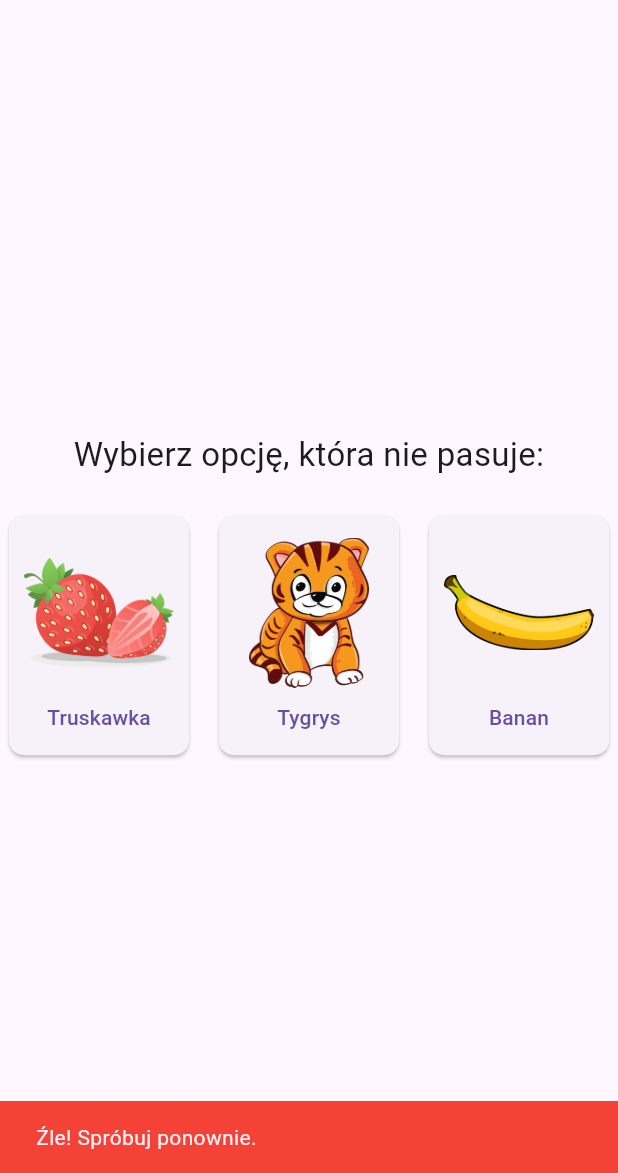
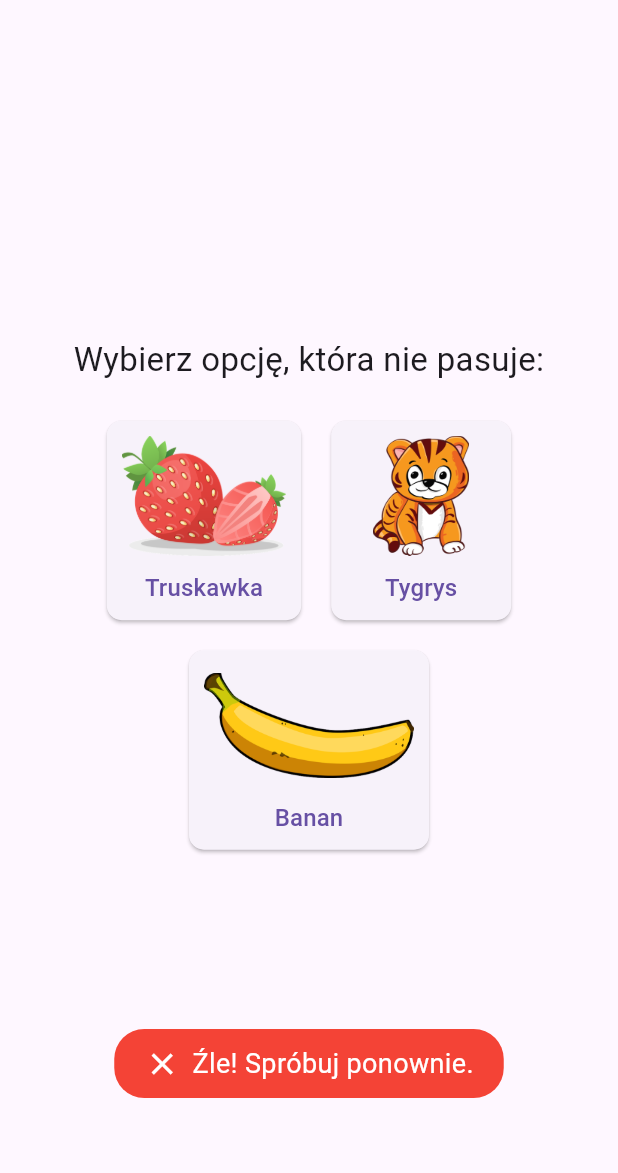
Before and after one commit to Filipkekw/zadanie-praktyki2, a Flutter app: the GamePage screen opened directly, after a tap on "Truskawka", on a phone screen of 412 x 824 dp, the part 63-1236 px from its top. Run offline on Flutter 3.47's test engine with Material 3 defaults, Android fonts, the phone set to English and light mode, and no system bars.

Commit message:
Zmiany graficzne

```diff
--- a/lib/main.dart
+++ b/lib/main.dart
@@ -63,6 +63,11 @@ class GamePage extends StatefulWidget {
 }
 
 class _GamePageState extends State<GamePage> {
+  bool showFeedback = false;
+  String feedbackMessage = '';
+  Color feedbackColor = Colors.green;
+  IconData feedbackIcon = Icons.check; // Ikona domyślna dla poprawnej odpowiedzi
+
   final Random _random = Random();
 
   // Mapowanie kategorii z 10 elementami każda
@@ -229,20 +234,29 @@ class _GamePageState extends State<GamePage> {
 
     void _checkAnswer(int index) {
       bool isCorrect = index == correctIndex;
-    ScaffoldMessenger.of(context).showSnackBar(
-      SnackBar(
-        content: Text(isCorrect ? 'Dobrze! 🎉' : 'Źle! Spróbuj ponownie.'),
-        backgroundColor: isCorrect ? Colors.green : Colors.red,
-      ),
-    );
+      setState(() {
+        showFeedback = true;
         if (isCorrect) {
-      Future.delayed(Duration(seconds: 1), () {
+          feedbackMessage = 'Dobrze! 🎉';
+          feedbackColor = Colors.green;
+          feedbackIcon = Icons.check;
+        } else {
+          feedbackMessage = 'Źle! Spróbuj ponownie.';
+          feedbackColor = Colors.red;
+          feedbackIcon = Icons.close;
+        }
+      });
+      // Ukryj komunikat po 1,5 sekundach
+      Future.delayed(Duration(milliseconds: 1500), () {
         setState(() {
+          showFeedback = false;
+        });
+        if (isCorrect) {
           _generateNewQuestion();
-        });
+        }
       });
     }
-  }
+
 
   @override
   Widget build(BuildContext context) {
@@ -250,7 +264,9 @@ class _GamePageState extends State<GamePage> {
       appBar: AppBar(
         title: Text('Co nie pasuje?'),
       ),
-      body: Center(
+      body: Stack(
+        children: [
+          Center(
             child: Column(
               mainAxisAlignment: MainAxisAlignment.center,
               children: [
@@ -260,14 +276,19 @@ class _GamePageState extends State<GamePage> {
                   textAlign: TextAlign.center,
                 ),
                 SizedBox(height: 20),
-            Wrap(
+                AnimatedSwitcher(
+                  duration: Duration(milliseconds: 500),
+                  transitionBuilder: (Widget child, Animation<double> animation) {
+                    return FadeTransition(opacity: animation, child: child);
+                  },
+                  child: Wrap(
+                    key: ValueKey<int>(options.hashCode),
                     alignment: WrapAlignment.center,
                     spacing: 20,
                     runSpacing: 10,
                     children: List.generate(
                       options.length,
                       (index) {
-                  // Pobieramy ścieżkę do obrazka – jeśli nie ma, używamy placeholdera
                         String imagePath = optionImages[options[index]] ??
                             'assets/images/placeholder.png';
                         return OptionButton(
@@ -278,29 +299,103 @@ class _GamePageState extends State<GamePage> {
                       },
                     ),
                   ),
+                ),
               ],
             ),
+          ),
+          // Komunikat informujący o wyniku
+          Positioned(
+            bottom: 50,
+            left: 0,
+            right: 0,
+            child: AnimatedOpacity(
+              opacity: showFeedback ? 1 : 0,
+              duration: Duration(milliseconds: 500),
+              child: Center(
+                child: Container(
+                  padding:
+                      EdgeInsets.symmetric(horizontal: 20, vertical: 10),
+                  decoration: BoxDecoration(
+                    color: feedbackColor,
+                    borderRadius: BorderRadius.circular(20),
+                  ),
+                  child: Row(
+                    mainAxisSize: MainAxisSize.min,
+                    children: [
+                      Icon(
+                        feedbackIcon,
+                        color: Colors.white,
+                      ),
+                      SizedBox(width: 8),
+                      Text(
+                        feedbackMessage,
+                        style: TextStyle(
+                            color: Colors.white, fontSize: 18),
+                      ),
+                    ],
+                  ),
+                ),
+              ),
+            ),
+          ),
+        ],
       ),
     );
   }
 }
 
-class OptionButton extends StatelessWidget {
+class OptionButton extends StatefulWidget {
   final String optionText;
   final String imageAsset;
   final VoidCallback onPressed;
 
-  const OptionButton({super.key, required this.optionText, required this.imageAsset, required this.onPressed});
+  const OptionButton({
+    super.key,
+    required this.optionText,
+    required this.imageAsset,
+    required this.onPressed,
+  });
+
+  @override
+  _OptionButtonState createState() => _OptionButtonState();
+}
+
+class _OptionButtonState extends State<OptionButton> {
+  double _scale = 1.0;
+
+  void _onTapDown(TapDownDetails details) {
+    setState(() {
+      _scale = 0.95;
+    });
+  }
+
+  void _onTapUp(TapUpDetails details) {
+    setState(() {
+      _scale = 1.0;
+    });
+    widget.onPressed();
+  }
+
+  void _onTapCancel() {
+    setState(() {
+      _scale = 1.0;
+    });
+  }
 
   @override
   Widget build(BuildContext context) {
     return Padding(
       padding: const EdgeInsets.symmetric(vertical: 5),
-      child: SizedBox(
-        width: 120,
-        height: 160,
+      child: GestureDetector(
+        onTapDown: _onTapDown,
+        onTapUp: _onTapUp,
+        onTapCancel: _onTapCancel,
+        child: Transform.scale(
+          scale: _scale,
+          child: ConstrainedBox(
+            constraints: BoxConstraints(minWidth: 120, maxWidth: 160),
             child: ElevatedButton(
-          onPressed: onPressed,
+              onPressed: widget.onPressed,
               style: ElevatedButton.styleFrom(
                 shape: RoundedRectangleBorder(
                   borderRadius: BorderRadius.circular(10),
@@ -310,11 +405,18 @@ class OptionButton extends StatelessWidget {
               child: Column(
                 mainAxisSize: MainAxisSize.min,
                 children: [
-              // Wyświetlamy obrazek – ustawiamy rozmiar wg potrzeb
-              Image.asset(imageAsset, height: 100, fit: BoxFit.contain),
+                  Image.asset(widget.imageAsset, height: 80, fit: BoxFit.contain),
                   SizedBox(height: 10),
-              Text(optionText, textAlign: TextAlign.center, style: TextStyle(fontSize: 14)),
+                  Flexible(
+                    child: Text(
+                      widget.optionText,
+                      textAlign: TextAlign.center,
+                      style: TextStyle(fontSize: 16),
+                    ),
+                  ),
                 ],
+              ),
+            ),
           ),
         ),
       ),
```
Lines whose indentation alone changed are shown as unchanged.
